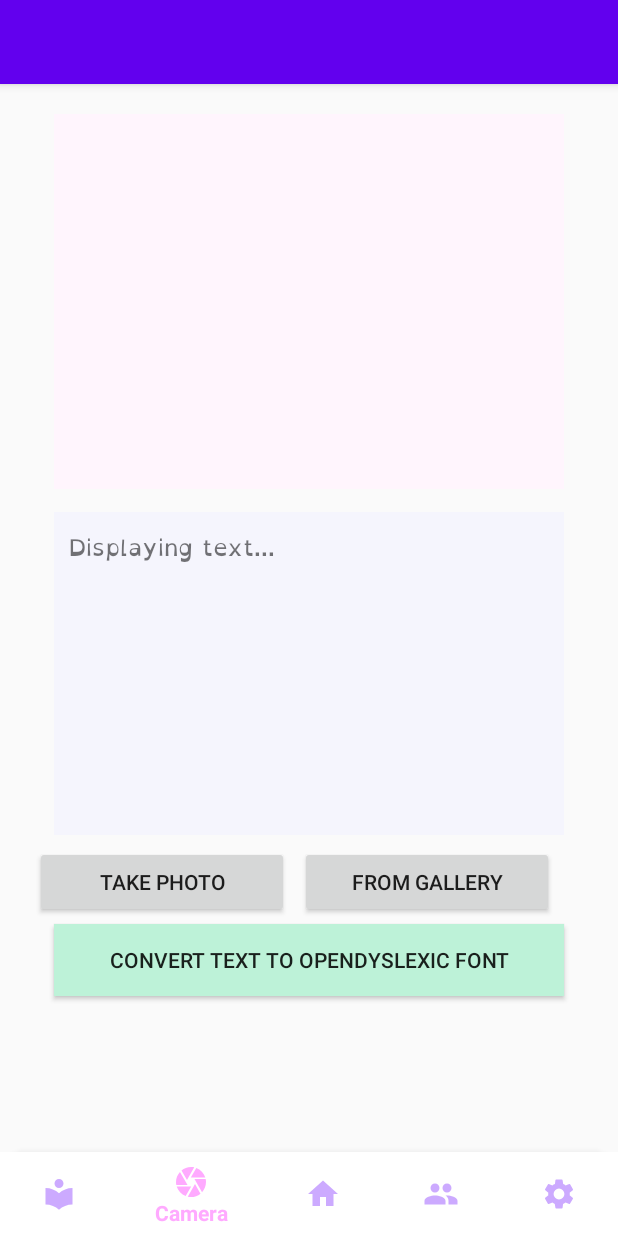
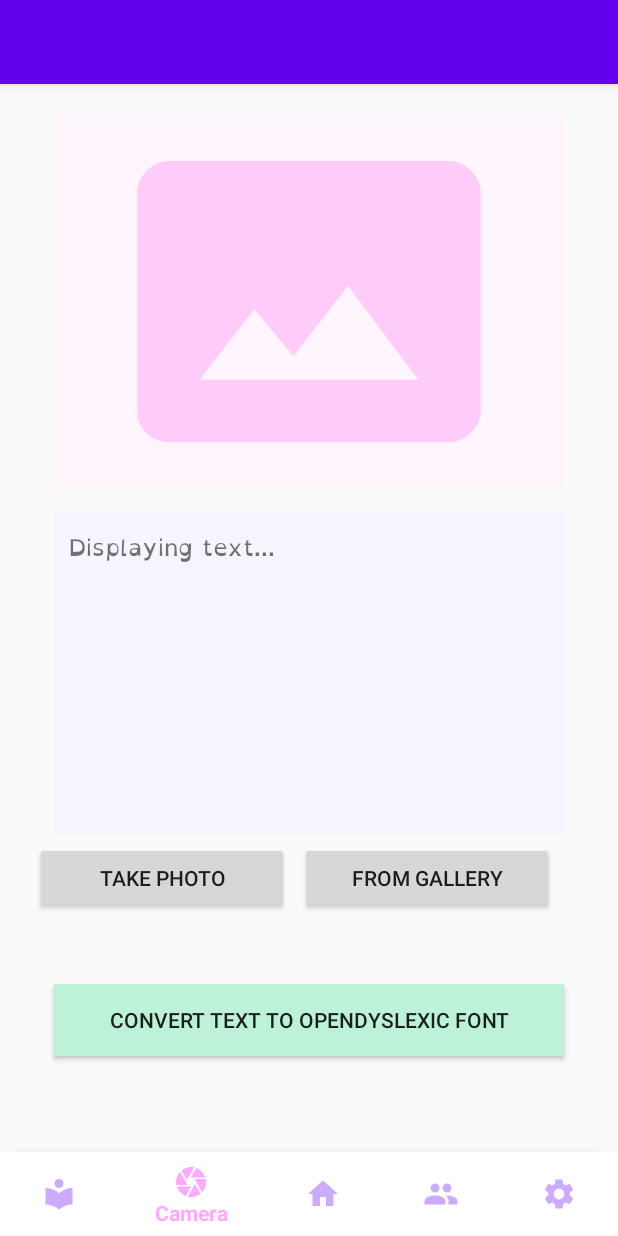
Before and after one commit to Medha-Iyer/Clover-Dyslexia-Project, an Android app: the Camera screen opened directly, with no data from a screen before it, on a phone screen of 412 x 824 dp. Run offline under Robolectric (Android 15) with nearby library versions, the phone set to English and light mode, and no system bars; libraries missing offline, so code that uses them is left out: com.google.firebase.ml.

```diff
--- a/app/src/main/res/layout/activity_camera.xml
+++ b/app/src/main/res/layout/activity_camera.xml
@@ -14,7 +14,7 @@
         android:layout_centerHorizontal="true"
         android:layout_marginTop="20dp"
         android:background="#fff5fd"
-        android:srcCompat="@drawable/ic_insertphoto"/>
+        app:srcCompat="@drawable/ic_insertphoto"/>
 
     <TextView
         android:id="@+id/text_view"
@@ -34,7 +34,8 @@
         android:layout_width="169dp"
         android:layout_height="wrap_content"
         android:text="Take Photo"
-        android:layout_marginTop="508dp"
+        android:layout_alignTop="@id/text_view"
+        android:layout_marginTop="220dp"
         android:layout_marginLeft="23dp"/>
     }
 
@@ -44,8 +45,9 @@
         android:layout_width="169dp"
         android:layout_height="wrap_content"
         android:text="From Gallery"
+        android:layout_alignTop="@id/text_view"
         android:layout_marginLeft="200dp"
-        android:layout_marginTop="508dp"/>
+        android:layout_marginTop="220dp"/>
 
     <Button
         android:id="@+id/convert_text"
@@ -54,7 +56,8 @@
         android:text="Convert Text to OpenDyslexic Font"
         android:background="#bdf2d8"
         android:layout_centerHorizontal="true"
-        android:layout_marginTop="560dp" />
+        android:layout_alignBottom="@id/nav_bar"
+        android:layout_marginBottom="120dp" />
 
     //needs to be placed on every single activity
 
```
